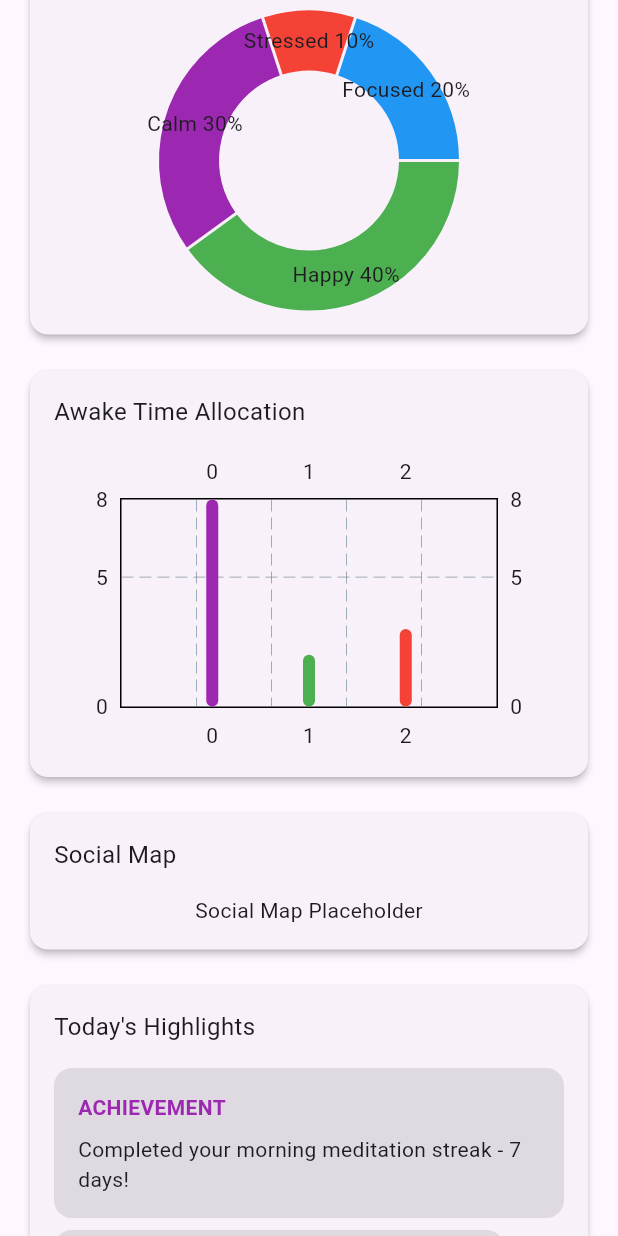
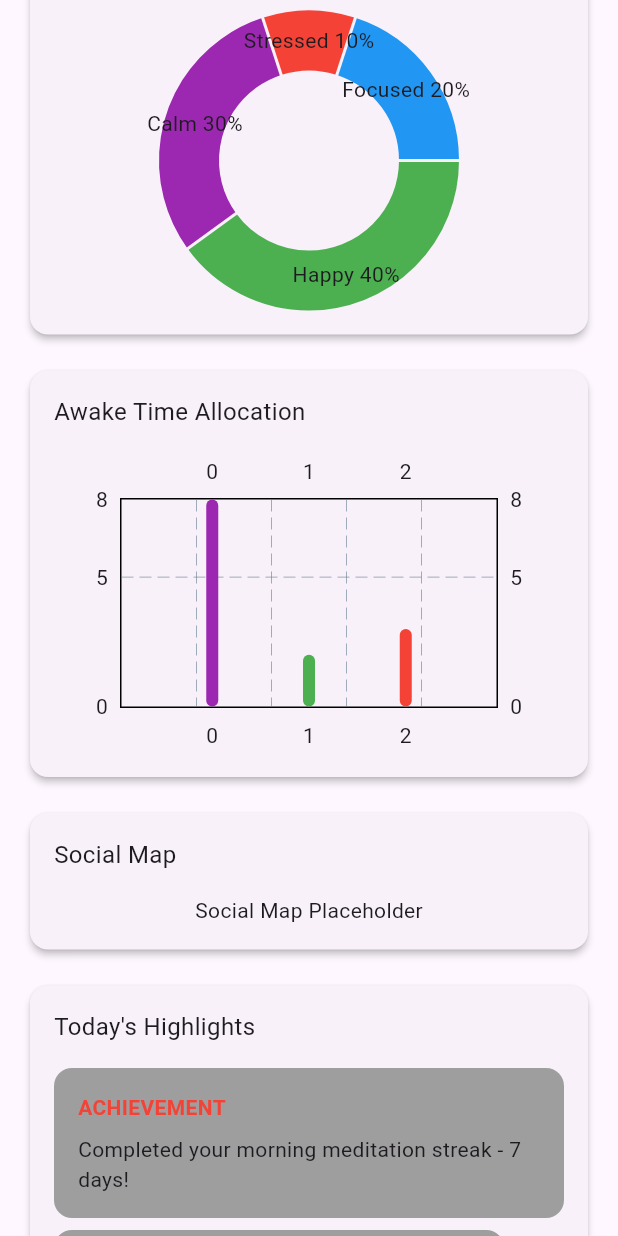
Before and after one commit to Nirva-AI/nirva_app, a Flutter app: the DashboardPage screen opened directly, scrolled down 576 dp, on a phone screen of 412 x 824 dp. Run offline on Flutter 3.47's test engine with Material 3 defaults, Android fonts, the phone set to English and light mode, and no system bars; drawn by our look-alikes of fl_chart.

Commit message:
提取 Highlights。

```diff
--- a/lib/dashboard_page.dart
+++ b/lib/dashboard_page.dart
@@ -5,6 +5,7 @@ import 'package:nirva_app/energy_level_chart.dart';
 import 'package:nirva_app/mood_tracking.dart';
 import 'package:nirva_app/social_map.dart';
 import 'package:nirva_app/awake_time_allocation.dart';
+import 'package:nirva_app/high_lights.dart';
 
 class DashboardPage extends StatelessWidget {
   const DashboardPage({super.key});
@@ -37,7 +38,7 @@ class DashboardPage extends StatelessWidget {
   }
 
   Widget _buildScoreCards() {
-    final dashboardData = DataManager().dashboardData;
+    final dashboardData = DataManager().currentDashboard;
 
     return Row(
       mainAxisAlignment: MainAxisAlignment.spaceBetween,
@@ -65,63 +66,7 @@ class DashboardPage extends StatelessWidget {
   }
 
   Widget _buildHighlights() {
-    return Card(
-      elevation: 2,
-      shape: RoundedRectangleBorder(borderRadius: BorderRadius.circular(12)),
-      child: Padding(
-        padding: const EdgeInsets.all(16.0),
-        child: Column(
-          crossAxisAlignment: CrossAxisAlignment.start,
-          children: [
-            const Text('Today\'s Highlights', style: TextStyle(fontSize: 16)),
-            const SizedBox(height: 16),
-            _buildHighlightCard(
-              'ACHIEVEMENT',
-              'Completed your morning meditation streak - 7 days!',
-              Colors.purple,
-            ),
-            const SizedBox(height: 8),
-            _buildHighlightCard(
-              'INSIGHT',
-              'You\'re most productive between 9-11 AM.',
-              Colors.green,
-            ),
-            const SizedBox(height: 8),
-            _buildHighlightCard(
-              'SOCIAL',
-              'You\'ve connected with 3 friends this week.',
-              Colors.orange,
-            ),
-          ],
-        ),
-      ),
-    );
-  }
-
-  Widget _buildHighlightCard(String title, String content, Color color) {
-    return Container(
-      padding: const EdgeInsets.all(16),
-      decoration: BoxDecoration(
-        // 使用正确的命名参数调用 .withValues()
-        color: color.withValues(
-          red: color.r / 255.0, // 将 0-255 转换为 0.0-1.0
-          green: color.g / 255.0,
-          blue: color.b / 255.0,
-          alpha: 0.1, // 设置透明度
-        ),
-        borderRadius: BorderRadius.circular(12),
-      ),
-      child: Column(
-        crossAxisAlignment: CrossAxisAlignment.start,
-        children: [
-          Text(
-            title,
-            style: TextStyle(color: color, fontWeight: FontWeight.bold),
-          ),
-          const SizedBox(height: 8),
-          Text(content),
-        ],
-      ),
-    );
+    final highlights = DataManager().currentDashboard.highlights;
+    return Highlights(highlights: highlights);
   }
 }
--- a/lib/data_manager.dart
+++ b/lib/data_manager.dart
@@ -264,6 +264,13 @@ class ScoreCardData {
   });
 }
 
+class HighlightCardData {
+  final String title;
+  final String content;
+
+  HighlightCardData({required this.title, required this.content});
+}
+
 // Dashboard 数据类
 class DashboardData {
   final ScoreCardData moodScore = ScoreCardData(
@@ -277,15 +284,31 @@ class DashboardData {
     value: 3.2,
     change: -1.3,
   );
+
+  final List<HighlightCardData> highlights = [
+    HighlightCardData(
+      title: 'ACHIEVEMENT',
+      content: 'Completed your morning meditation streak - 7 days!',
+    ),
+    HighlightCardData(
+      title: 'INSIGHT',
+      content: 'You\'re most productive between 9-11 AM.',
+    ),
+    HighlightCardData(
+      title: 'SOCIAL',
+      content: 'You\'ve connected with 3 friends this week.',
+    ),
+  ];
 }
 
-// 管理日记条目的单例类
+// 管理全局数据的类
 class DataManager {
   // 单例模式
   static final DataManager _instance = DataManager._internal();
   factory DataManager() => _instance;
   DataManager._internal();
-
+  // 当前的日记和仪表板数据
   final DiaryData currentDiary = DiaryData(date: 'April 19, 2025');
-  final DashboardData dashboardData = DashboardData();
+  // 当前的仪表板数据
+  final DashboardData currentDashboard = DashboardData();
 }
--- /dev/null
+++ b/lib/high_lights.dart
@@ -0,0 +1,61 @@
+import 'package:flutter/material.dart';
+import 'package:nirva_app/data_manager.dart';
+
+class HighlightCard extends StatelessWidget {
+  final HighlightCardData highlight;
+
+  const HighlightCard({super.key, required this.highlight});
+
+  @override
+  Widget build(BuildContext context) {
+    return Container(
+      margin: const EdgeInsets.only(bottom: 8), // 添加间距
+      padding: const EdgeInsets.all(16),
+      decoration: BoxDecoration(
+        color: Colors.grey, // 使用透明度
+        borderRadius: BorderRadius.circular(12),
+      ),
+      child: Column(
+        crossAxisAlignment: CrossAxisAlignment.start,
+        children: [
+          Text(
+            highlight.title,
+            style: const TextStyle(
+              color: Colors.red,
+              fontWeight: FontWeight.bold,
+            ),
+          ),
+          const SizedBox(height: 8),
+          Text(highlight.content),
+        ],
+      ),
+    );
+  }
+}
+
+class Highlights extends StatelessWidget {
+  final List<HighlightCardData> highlights;
+
+  const Highlights({super.key, required this.highlights});
+
+  @override
+  Widget build(BuildContext context) {
+    return Card(
+      elevation: 2,
+      shape: RoundedRectangleBorder(borderRadius: BorderRadius.circular(12)),
+      child: Padding(
+        padding: const EdgeInsets.all(16.0),
+        child: Column(
+          crossAxisAlignment: CrossAxisAlignment.start,
+          children: [
+            const Text('Today\'s Highlights', style: TextStyle(fontSize: 16)),
+            const SizedBox(height: 16),
+            ...highlights.map(
+              (highlight) => HighlightCard(highlight: highlight),
+            ),
+          ],
+        ),
+      ),
+    );
+  }
+}
```
